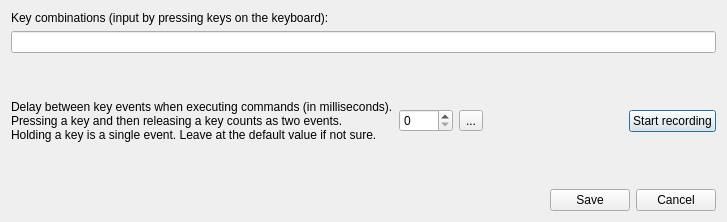
Qt form src/keyactioneditwnd.ui (stele95/LinVAM) before a commit.
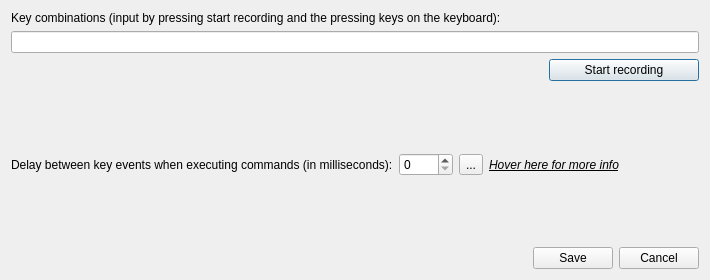
The same form after that commit. Icons and pictures are not drawn.

Commit message:
Argument for linvamrun for opening commands.list file (--open-commands) (#32)
* change how args are passed to start other apps for linvamrun

* add --open-commands argument

* update readme for installation and add pylint comment

* change UI

Diff of the .ui file:
```diff
--- a/src/keyactioneditwnd.ui
+++ b/src/keyactioneditwnd.ui
@@ -6,62 +6,21 @@
    <rect>
     <x>0</x>
     <y>0</y>
-    <width>727</width>
-    <height>222</height>
+    <width>710</width>
+    <height>280</height>
    </rect>
   </property>
+  <property name="minimumSize">
+   <size>
+    <width>710</width>
+    <height>280</height>
+   </size>
+  </property>
   <property name="windowTitle">
    <string>Key Action Dialog</string>
   </property>
   <layout class="QGridLayout" name="gridLayout">
-   <item row="4" column="0">
-    <spacer name="verticalSpacer_3">
-     <property name="orientation">
-      <enum>Qt::Vertical</enum>
-     </property>
-     <property name="sizeHint" stdset="0">
-      <size>
-       <width>20</width>
-       <height>40</height>
-      </size>
-     </property>
-    </spacer>
-   </item>
-   <item row="1" column="0">
-    <layout class="QHBoxLayout" name="horizontalLayout">
-     <item>
-      <widget class="QLineEdit" name="keyEdit">
-       <property name="enabled">
-        <bool>true</bool>
-       </property>
-       <property name="readOnly">
-        <bool>true</bool>
-       </property>
-      </widget>
-     </item>
-    </layout>
-   </item>
-   <item row="2" column="0">
-    <spacer name="verticalSpacer">
-     <property name="orientation">
-      <enum>Qt::Vertical</enum>
-     </property>
-     <property name="sizeHint" stdset="0">
-      <size>
-       <width>20</width>
-       <height>40</height>
-      </size>
-     </property>
-    </spacer>
-   </item>
-   <item row="0" column="0">
-    <widget class="QLabel" name="label">
-     <property name="text">
-      <string>Key combinations (input by pressing keys on the keyboard):</string>
-     </property>
-    </widget>
-   </item>
-   <item row="5" column="0">
+   <item row="7" column="0">
     <layout class="QHBoxLayout" name="horizontalLayout_3">
      <item>
       <spacer name="horizontalSpacer">
@@ -98,14 +57,67 @@
      </item>
     </layout>
    </item>
+   <item row="4" column="0">
+    <spacer name="verticalSpacer">
+     <property name="orientation">
+      <enum>Qt::Vertical</enum>
+     </property>
+     <property name="sizeHint" stdset="0">
+      <size>
+       <width>20</width>
+       <height>40</height>
+      </size>
+     </property>
+    </spacer>
+   </item>
    <item row="3" column="0">
+    <layout class="QHBoxLayout" name="horizontalLayout_4">
+     <item>
+      <spacer name="horizontalSpacer_3">
+       <property name="orientation">
+        <enum>Qt::Horizontal</enum>
+       </property>
+       <property name="sizeHint" stdset="0">
+        <size>
+         <width>40</width>
+         <height>20</height>
+        </size>
+       </property>
+      </spacer>
+     </item>
+     <item>
+      <widget class="QPushButton" name="recordingButton">
+       <property name="minimumSize">
+        <size>
+         <width>150</width>
+         <height>0</height>
+        </size>
+       </property>
+       <property name="text">
+        <string>Start recording</string>
+       </property>
+      </widget>
+     </item>
+    </layout>
+   </item>
+   <item row="0" column="0">
+    <widget class="QLabel" name="label">
+     <property name="text">
+      <string>Key combinations (input by pressing start recording and the pressing keys on the keyboard):</string>
+     </property>
+    </widget>
+   </item>
+   <item row="5" column="0">
     <layout class="QHBoxLayout" name="horizontalLayout_2">
      <item>
       <widget class="QLabel" name="label_2">
+       <property name="font">
+        <font>
+         <kerning>true</kerning>
+        </font>
+       </property>
        <property name="text">
-        <string>Delay between key events when executing commands (in milliseconds).
-Pressing a key and then releasing a key counts as two events.
-Holding a key is a single event. Leave at the default value if not sure.</string>
+        <string>Delay between key events when executing commands (in milliseconds):</string>
        </property>
       </widget>
      </item>
@@ -138,6 +150,29 @@
        </property>
       </widget>
      </item>
+     <item>
+      <widget class="QLabel" name="label_3">
+       <property name="font">
+        <font>
+         <italic>true</italic>
+         <underline>true</underline>
+         <fontweight>Light</fontweight>
+        </font>
+       </property>
+       <property name="toolTip">
+        <string>Pressing a key and then releasing a key counts as two events.
+Holding a key is a single event.
+If the game is registering key events too fast, increase this value by a little (e.g. increments of 5).
+Leave at the default value if not sure what to use initially.</string>
+       </property>
+       <property name="toolTipDuration">
+        <number>30000</number>
+       </property>
+       <property name="text">
+        <string>Hover here for more info</string>
+       </property>
+      </widget>
+     </item>
      <item>
       <spacer name="horizontalSpacer_2">
        <property name="orientation">
@@ -151,15 +186,35 @@
        </property>
       </spacer>
      </item>
+    </layout>
+   </item>
+   <item row="1" column="0">
+    <layout class="QHBoxLayout" name="horizontalLayout">
      <item>
-      <widget class="QPushButton" name="recordingButton">
-       <property name="text">
-        <string>Start recording</string>
+      <widget class="QLineEdit" name="keyEdit">
+       <property name="enabled">
+        <bool>true</bool>
+       </property>
+       <property name="readOnly">
+        <bool>true</bool>
        </property>
       </widget>
      </item>
     </layout>
    </item>
+   <item row="6" column="0">
+    <spacer name="verticalSpacer_3">
+     <property name="orientation">
+      <enum>Qt::Vertical</enum>
+     </property>
+     <property name="sizeHint" stdset="0">
+      <size>
+       <width>20</width>
+       <height>40</height>
+      </size>
+     </property>
+    </spacer>
+   </item>
   </layout>
  </widget>
  <resources/>
```
The commit also changes 5 other files.
